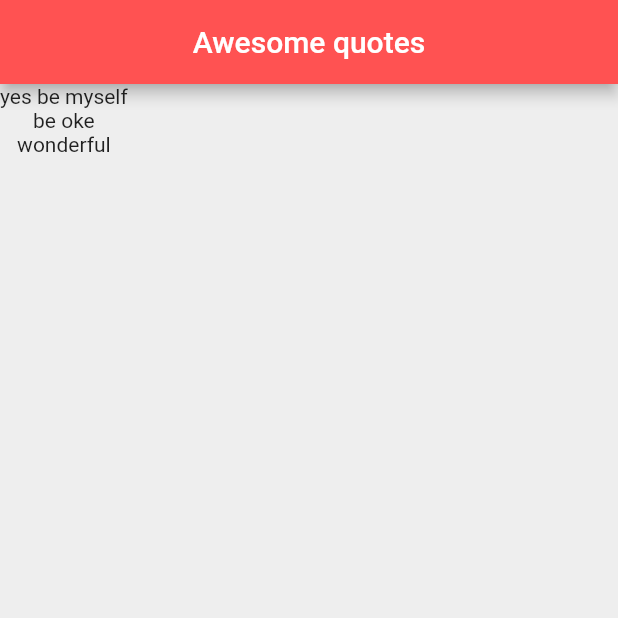
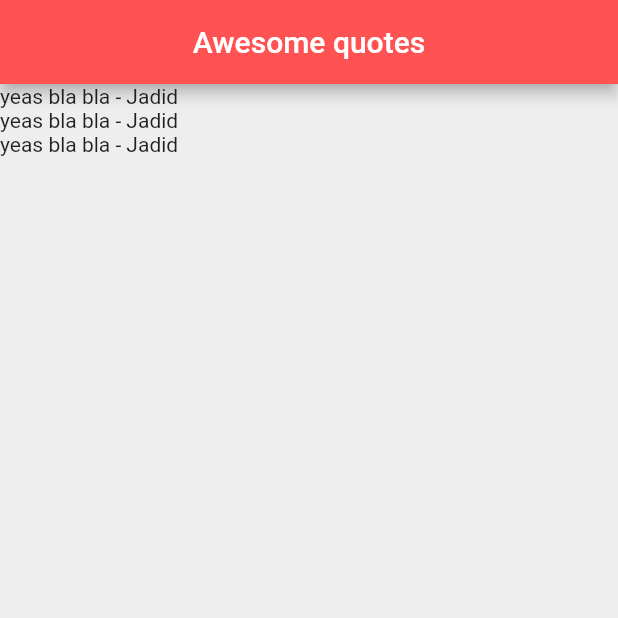
Before and after one commit to Mujirin/flutter_list_of_data, a Flutter app: the screen it shows after launch, on a phone screen of 412 x 824 dp, the top half of it. Run offline on Flutter 3.47's test engine with Material 2 defaults, Android fonts, the phone set to English and light mode, and no system bars.

Commit message:
custom classes

```diff
--- a/lib/main.dart
+++ b/lib/main.dart
@@ -1,4 +1,5 @@
 import 'package:flutter/material.dart';
+import 'quote.dart';
 
 void main() => runApp(MaterialApp(
   home: QuoteList(),
@@ -12,10 +13,10 @@ class QuoteList extends StatefulWidget {
 }
 
 class _QuoteListState extends State<QuoteList> {
-  List<String> quotes = [
-    'yes be myself',
-    'be oke',
-    'wonderful'
+  List<Quote> quotes = [
+    Quote(author: "Jadid", text: "yeas bla bla"),
+    Quote(author: "Jadid", text: "yeas bla bla"),
+    Quote(author: "Jadid", text: "yeas bla bla"),
   ];
 
   @override
@@ -28,7 +29,7 @@ class _QuoteListState extends State<QuoteList> {
         backgroundColor: Colors.redAccent,
       ),
       body: Column(
-        children: quotes.map((quote) => Text(quote)).toList(),
+        children: quotes.map((quote) => Text('${quote.text} - ${quote.author}')).toList(),
       ),
     );
   }
--- /dev/null
+++ b/lib/quote.dart
@@ -0,0 +1,7 @@
+class Quote {
+
+  String text;
+  String author;
+
+  Quote( { required this.text, required this.author} );
+}
```
